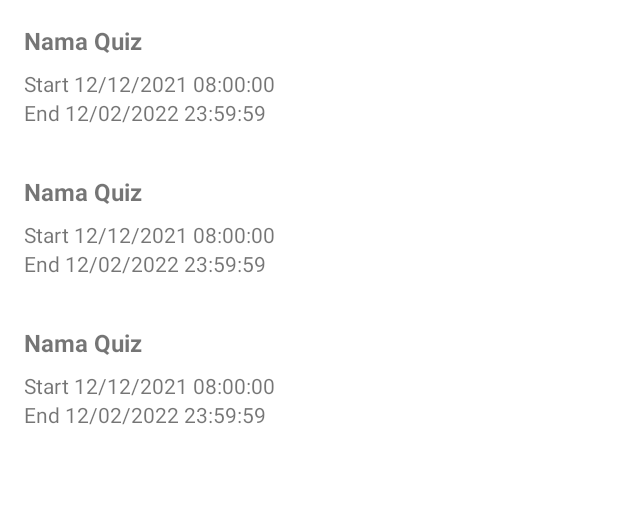
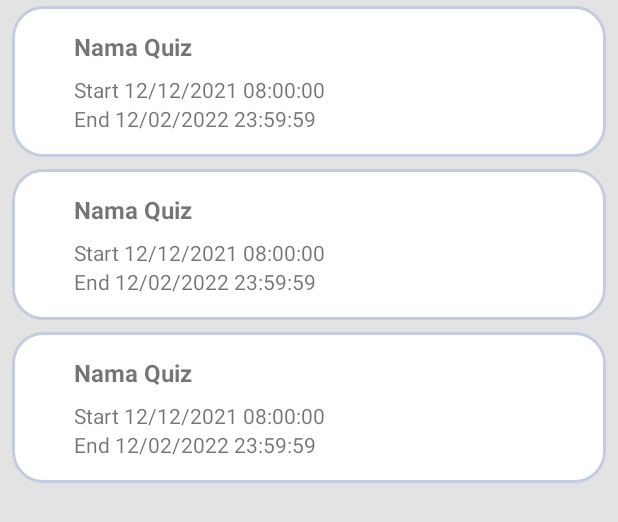
Before and after one commit to Xavionic/GoQuiz, an Android app: the layout teacher_fragment_uncompleted_quiz.xml on its own in the app's theme, with its tools: preview values and no code run, on a phone screen of 412 x 824 dp. Shown: the top 522 px of the screen. Run offline under Robolectric (Android 15) with nearby library versions, the phone set to English and light mode, and no system bars.

Commit message:
Finishing Recycler View for Teacher Uncompleted Quiz

```diff
--- a/app/src/main/java/com/example/goquiz/authentification/LoginActivity.kt
+++ b/app/src/main/java/com/example/goquiz/authentication/LoginActivity.kt
@@ -1,4 +1,4 @@
-package com.example.goquiz.authentification
+package com.example.goquiz.authentication
 
 import android.content.Intent
 import android.os.Bundle
--- a/app/src/main/java/com/example/goquiz/authentification/RegisterActivity.kt
+++ b/app/src/main/java/com/example/goquiz/authentication/RegisterActivity.kt
@@ -1,4 +1,4 @@
-package com.example.goquiz.authentification
+package com.example.goquiz.authentication
 
 import android.content.Intent
 import androidx.appcompat.app.AppCompatActivity
--- a/app/src/main/java/com/example/goquiz/student/StudentMainMenuActivity.kt
+++ b/app/src/main/java/com/example/goquiz/student/StudentMainMenuActivity.kt
@@ -9,7 +9,7 @@ import android.widget.Button
 import android.widget.TextView
 import android.widget.Toast
 import com.example.goquiz.R
-import com.example.goquiz.authentification.LoginActivity
+import com.example.goquiz.authentication.LoginActivity
 import com.google.firebase.auth.FirebaseAuth
 import com.google.firebase.database.*
 import kotlinx.android.synthetic.main.student_activity_main_menu.*
--- a/app/src/main/java/com/example/goquiz/teacher/TeacherCreateQuizActivity.kt
+++ b/app/src/main/java/com/example/goquiz/teacher/TeacherCreateQuizActivity.kt
@@ -6,7 +6,6 @@ import android.view.View
 import android.widget.Toast
 import androidx.appcompat.app.AppCompatActivity
 import com.example.goquiz.R
-import com.example.goquiz.authentification.RegisterActivity
 import com.google.firebase.auth.FirebaseAuth
 import com.google.firebase.database.*
 import kotlinx.android.synthetic.main.teacher_create_quiz.*
--- a/app/src/main/java/com/example/goquiz/teacher/uncompleted_fragment/TeacherUncompletedListQuizAdapter.kt
+++ b/app/src/main/java/com/example/goquiz/teacher/uncompleted_fragment/TeacherUncompletedListQuizAdapter.kt
@@ -26,7 +26,7 @@ class TeacherUncompletedListQuizAdapter(
         holder.tvEndTime.text = end_time
 
         holder.itemView.setOnClickListener {
-            Toast.makeText(holder.itemView.context, "Kamu memilih " + listQuiz[holder.adapterPosition].description, Toast.LENGTH_SHORT).show()
+//            Toast.makeText(holder.itemView.context, "Kamu memilih " + listQuiz[holder.adapterPosition].description, Toast.LENGTH_SHORT).show()
             onItemClickListener.onItemClicked(listQuiz[position])
 
         }
--- a/app/src/main/java/com/example/goquiz/teacher/uncompleted_fragment/TeacherUncompletedQuizListFragment.kt
+++ b/app/src/main/java/com/example/goquiz/teacher/uncompleted_fragment/TeacherUncompletedQuizListFragment.kt
@@ -35,6 +35,10 @@ class TeacherUncompletedQuizListFragment : Fragment(), TeacherUncompletedListQui
         list.add(kuis1)
         list.add(kuis2)
         list.add(kuis3)
+        list.add(kuis2)
+        list.add(kuis2)
+        list.add(kuis2)
+
 
         val rvQuiz: RecyclerView = view.findViewById(R.id.rv_quizes)
         val listQuizAdapter = TeacherUncompletedListQuizAdapter(list, this)
--- /dev/null
+++ b/app/src/main/res/drawable/lonjong.xml
@@ -0,0 +1,20 @@
+<?xml version="1.0" encoding="utf-8"?>
+<shape
+    xmlns:android="http://schemas.android.com/apk/res/android"
+    android:shape="rectangle"   >
+
+    <solid
+        android:color="@color/white" >
+    </solid>
+
+    <stroke
+        android:width="2dp"
+        android:color="#C4CDE0" >
+    </stroke>
+
+
+    <corners
+        android:radius="20dp"   >
+    </corners>
+
+</shape>
--- a/app/src/main/res/layout/activity_login.xml
+++ b/app/src/main/res/layout/activity_login.xml
@@ -4,7 +4,7 @@
     xmlns:tools="http://schemas.android.com/tools"
     android:layout_width="match_parent"
     android:layout_height="match_parent"
-    tools:context=".authentification.LoginActivity">
+    tools:context=".authentication.LoginActivity">
 
     <androidx.cardview.widget.CardView
         android:id="@+id/cardView"
--- a/app/src/main/res/layout/activity_register.xml
+++ b/app/src/main/res/layout/activity_register.xml
@@ -4,7 +4,7 @@
     xmlns:tools="http://schemas.android.com/tools"
     android:layout_width="match_parent"
     android:layout_height="match_parent"
-    tools:context=".authentification.RegisterActivity">
+    tools:context=".authentication.RegisterActivity">
 
     <RadioGroup
         android:id="@+id/radioRoles"
--- a/app/src/main/res/layout/teacher_fragment_uncompleted_quiz.xml
+++ b/app/src/main/res/layout/teacher_fragment_uncompleted_quiz.xml
@@ -3,6 +3,7 @@
     xmlns:tools="http://schemas.android.com/tools"
     android:layout_width="match_parent"
     android:layout_height="match_parent"
+
     tools:context=".teacher.uncompleted_fragment.TeacherUncompletedQuizListFragment">
 
     <!--    <TextView-->
@@ -12,6 +13,7 @@
     <!--        android:textSize="50sp"/>-->
     <androidx.recyclerview.widget.RecyclerView
         android:id="@+id/rv_quizes"
+        android:background="@color/purple_200"
         android:layout_width="match_parent"
         android:layout_height="match_parent"
         tools:listitem="@layout/teacher_item_row_uncompleted_quiz" />
--- a/app/src/main/res/layout/teacher_item_row_uncompleted_quiz.xml
+++ b/app/src/main/res/layout/teacher_item_row_uncompleted_quiz.xml
@@ -4,14 +4,21 @@
     android:layout_width="match_parent"
     android:layout_height="wrap_content"
     android:orientation="horizontal"
+    android:background="@drawable/lonjong"
+    android:layout_marginHorizontal="8dp"
+    android:layout_marginVertical="4dp"
+
     android:padding="16dp">
 
 
 
     <LinearLayout
+
         android:layout_width="match_parent"
         android:layout_height="wrap_content"
-        android:orientation="vertical">
+        android:orientation="vertical"
+        android:paddingLeft="25dp"
+        >
 
         <TextView
             android:id="@+id/tv_description_quiz"
```
Also changed, not shown: app/src/main/AndroidManifest.xml (+10 -2 lines), app/src/main/java/com/example/goquiz/teacher/TeacherDetailQuiz.kt (+6 -4 lines), app/src/main/java/com/example/goquiz/teacher/TeacherMainMenuActivity.kt (+9 -2 lines).
